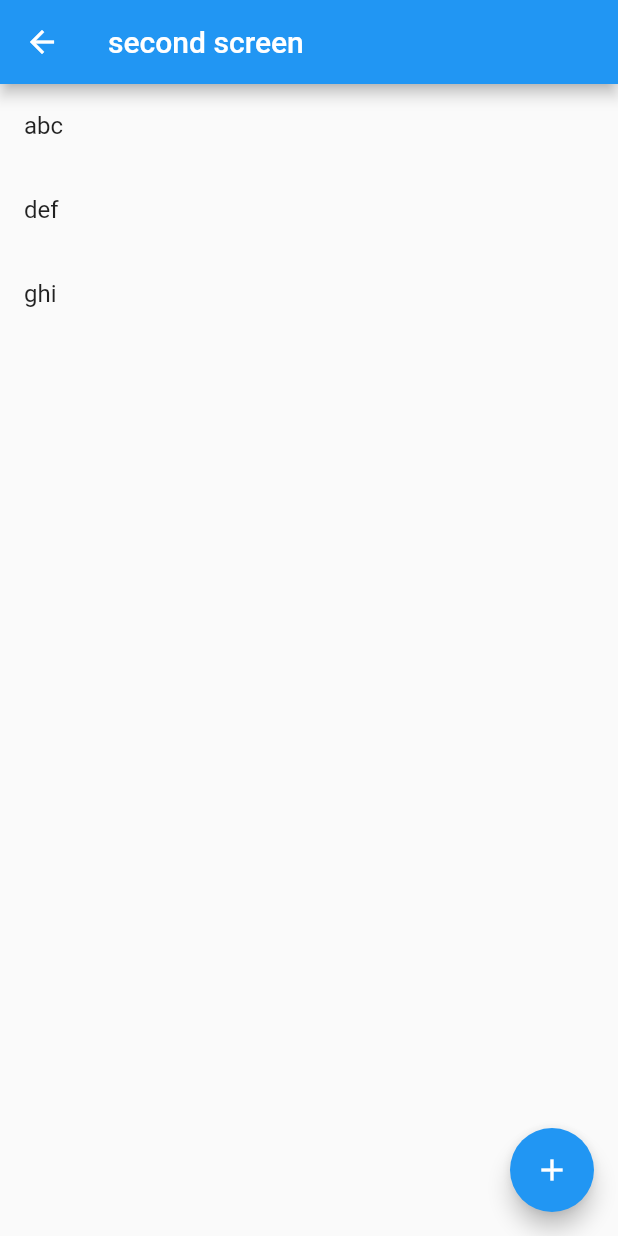
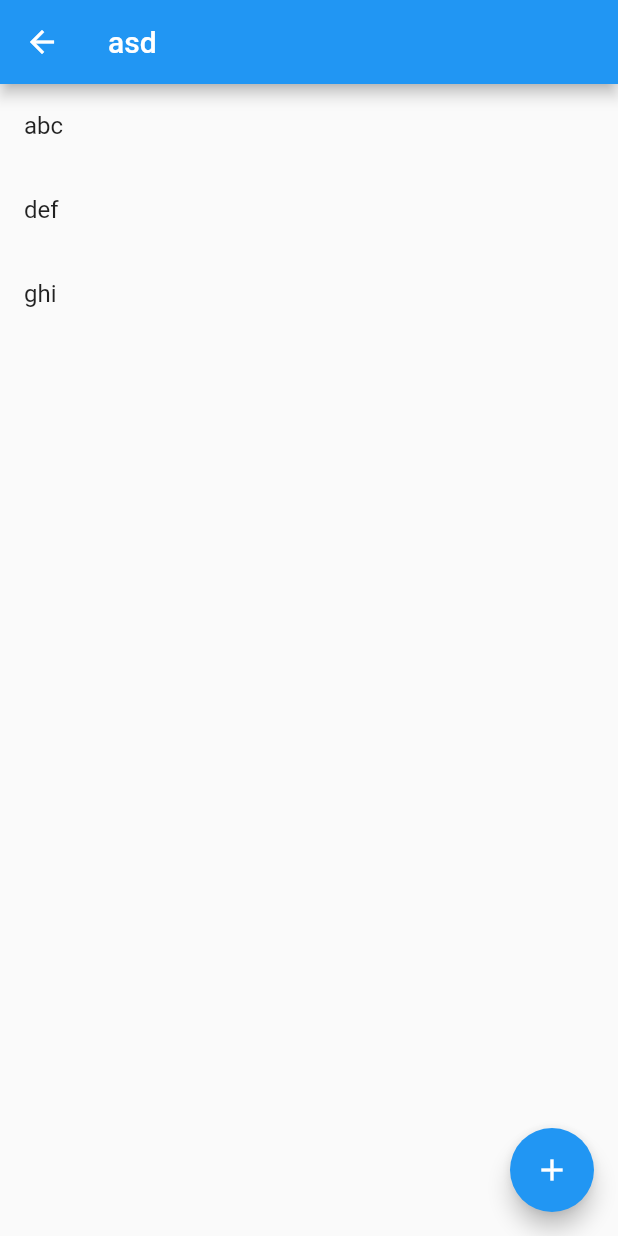
Before and after one commit to JeppeK2017/freezerStorage, a Flutter app: the screen it shows after launch, after a tap on "navigate forward", on a phone screen of 412 x 824 dp. Run offline on Flutter 3.47's test engine with Material 2 defaults, Android fonts, the phone set to English and light mode, and no system bars.

Commit message:
pass chosen drawer name to drawerWidget from main page

```diff
--- a/lib/DrawerCardWidget.dart
+++ /dev/null
@@ -1,21 +0,0 @@
-import 'package:flutter/material.dart';
-
-class DrawerFrontWidget extends StatelessWidget {
-  final String name;
-
-  DrawerFrontWidget({Key key, @required this.name}) : super(key: key);
-
-  @override
-  Widget build(BuildContext context) {
-    return Card(
-      child: InkWell(
-        splashColor: Colors.lightBlue.withAlpha(30),
-        onTap: () => print("${this.name} card tapped"),
-        child: ListTile(
-          leading: Icon(Icons.folder),
-          title: Text(this.name),
-        ),
-      ),
-    );
-  }
-}
--- a/lib/DrawerContentsWidget.dart
+++ b/lib/DrawerContentsWidget.dart
@@ -1,10 +1,12 @@
 import 'package:flutter/material.dart';
 
 class DrawerWidget extends StatefulWidget {
+  final String title;
   final List<String> items;
 
   // required list from main page
-  DrawerWidget({Key key, @required this.items}) : super(key: key);
+  DrawerWidget({Key key, @required this.items, @required this.title})
+      : super(key: key);
 
   @override
   _DrawerWidgetState createState() => _DrawerWidgetState();
@@ -21,7 +23,7 @@ class _DrawerWidgetState extends State<DrawerWidget> {
               leading: IconButton(
                   icon: Icon(Icons.arrow_back),
                   onPressed: () => Navigator.pop(context, widget.items)),
-              title: Text("second screen"),
+              title: Text(widget.title),
             ),
             body: ListView.builder(
               itemCount: widget.items.length,
--- a/lib/main.dart
+++ b/lib/main.dart
@@ -1,5 +1,4 @@
 import 'package:flutter/material.dart';
-import 'package:freezer_storage/DrawerCardWidget.dart';
 
 import 'DrawerContentsWidget.dart';
 
@@ -47,7 +46,7 @@ class MyHomePage extends StatelessWidget {
             Text("asd"),
             RaisedButton(
               onPressed: () {
-                _navigateAndDisplayList(context);
+                _navigateAndDisplayList(context, "asd");
               },
               child: const Text("navigate forward"),
             ),
@@ -55,17 +54,29 @@ class MyHomePage extends StatelessWidget {
                 child: ListView.builder(
                     itemCount: drawers.length,
                     itemBuilder: (context, int index) {
-                      return DrawerFrontWidget(
-                          name: drawers[index].toString() + "abcdefg");
+                      final String drawerName =
+                          drawers[index].toString() + " abcdefg";
+
+                      return Card(
+                        child: InkWell(
+                          splashColor: Colors.lightBlue.withAlpha(30),
+                          onTap: () =>
+                              _navigateAndDisplayList(context, drawerName),
+                          child: ListTile(
+                              leading: Icon(Icons.folder),
+                              title: Text(drawerName)),
+                        ),
+                      );
                     }))
           ],
         ));
   }
 
-  void _navigateAndDisplayList(BuildContext context) async {
+  void _navigateAndDisplayList(BuildContext context, String title) async {
     final result = await Navigator.push(
       context,
-      MaterialPageRoute(builder: (context) => DrawerWidget(items: sampleList)),
+      MaterialPageRoute(
+          builder: (context) => DrawerWidget(items: sampleList, title: title)),
     );
     print(result);
   }
```
Also changed, not shown: 1 other file.
